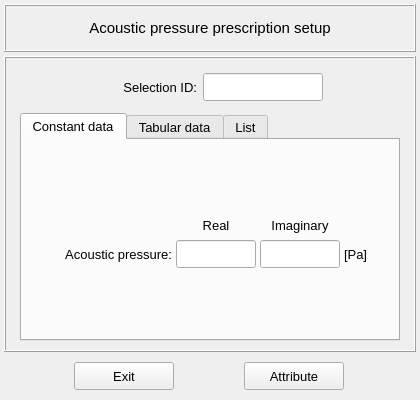
Qt form vibra/interface/data/ui_files/model/acoustic/acoustic_pressure_inputs.ui (MOPT-UFSC/VIBRA) before a commit.
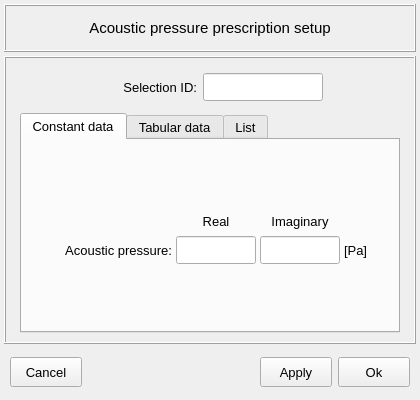
The same form after that commit. Icons and pictures are not drawn.

Commit message: Update the acoustic properties UI files

What changed in the file:
```diff
--- a/vibra/interface/data/ui_files/model/acoustic/acoustic_pressure_inputs.ui
+++ b/vibra/interface/data/ui_files/model/acoustic/acoustic_pressure_inputs.ui
@@ -915,14 +915,14 @@
     <widget class="QFrame" name="frame_11">
      <property name="minimumSize">
       <size>
-       <width>340</width>
-       <height>40</height>
+       <width>0</width>
+       <height>48</height>
       </size>
      </property>
      <property name="maximumSize">
       <size>
        <width>16777215</width>
-       <height>100</height>
+       <height>48</height>
       </size>
      </property>
      <property name="frameShape">
@@ -933,85 +933,146 @@
      </property>
      <layout class="QGridLayout" name="gridLayout_14">
       <property name="leftMargin">
-       <number>0</number>
+       <number>6</number>
       </property>
       <property name="topMargin">
        <number>0</number>
       </property>
       <property name="rightMargin">
-       <number>0</number>
+       <number>6</number>
       </property>
       <property name="bottomMargin">
        <number>0</number>
       </property>
-      <property name="spacing">
+      <property name="verticalSpacing">
        <number>0</number>
       </property>
+      <item row="0" column="3">
+       <widget class="QPushButton" name="pushButton_apply_and_close">
+        <property name="minimumSize">
+         <size>
+          <width>72</width>
+          <height>30</height>
+         </size>
+        </property>
+        <property name="maximumSize">
+         <size>
+          <width>72</width>
+          <height>30</height>
+         </size>
+        </property>
+        <property name="font">
+         <font>
+          <pointsize>10</pointsize>
+          <italic>false</italic>
+          <bold>false</bold>
+         </font>
+        </property>
+        <property name="styleSheet">
+         <string notr="true"/>
+        </property>
+        <property name="text">
+         <string>Ok</string>
+        </property>
+        <property name="autoDefault">
+         <bool>false</bool>
+        </property>
+        <property name="default">
+         <bool>false</bool>
+        </property>
+        <property name="flat">
+         <bool>false</bool>
+        </property>
+       </widget>
+      </item>
+      <item row="0" column="2">
+       <widget class="QPushButton" name="pushButton_apply">
+        <property name="minimumSize">
+         <size>
+          <width>72</width>
+          <height>30</height>
+         </size>
+        </property>
+        <property name="maximumSize">
+         <size>
+          <width>72</width>
+          <height>30</height>
+         </size>
+        </property>
+        <property name="font">
+         <font>
+          <pointsize>10</pointsize>
+          <italic>false</italic>
+          <bold>false</bold>
+         </font>
+        </property>
+        <property name="styleSheet">
+         <string notr="true"/>
+        </property>
+        <property name="text">
+         <string>Apply</string>
+        </property>
+        <property name="autoDefault">
+         <bool>false</bool>
+        </property>
+        <property name="default">
+         <bool>false</bool>
+        </property>
+        <property name="flat">
+         <bool>false</bool>
+        </property>
+       </widget>
+      </item>
+      <item row="0" column="0">
+       <widget class="QPushButton" name="pushButton_cancel">
+        <property name="minimumSize">
+         <size>
+          <width>72</width>
+          <height>30</height>
+         </size>
+        </property>
+        <property name="maximumSize">
+         <size>
+          <width>72</width>
+          <height>30</height>
+         </size>
+        </property>
+        <property name="font">
+         <font>
+          <pointsize>10</pointsize>
+          <italic>false</italic>
+          <bold>false</bold>
+         </font>
+        </property>
+        <property name="styleSheet">
+         <string notr="true"/>
+        </property>
+        <property name="text">
+         <string>Cancel</string>
+        </property>
+        <property name="autoDefault">
+         <bool>false</bool>
+        </property>
+        <property name="default">
+         <bool>false</bool>
+        </property>
+        <property name="flat">
+         <bool>false</bool>
+        </property>
+       </widget>
+      </item>
       <item row="0" column="1">
-       <widget class="QPushButton" name="pushButton_attribute">
-        <property name="minimumSize">
-         <size>
-          <width>100</width>
-          <height>28</height>
-         </size>
+       <spacer name="horizontalSpacer_17">
+        <property name="orientation">
+         <enum>Qt::Orientation::Horizontal</enum>
         </property>
-        <property name="maximumSize">
+        <property name="sizeHint" stdset="0">
          <size>
-          <width>100</width>
-          <height>28</height>
+          <width>40</width>
+          <height>20</height>
          </size>
         </property>
-        <property name="font">
-         <font>
-          <family>MS Shell Dlg 2</family>
-          <pointsize>10</pointsize>
-          <italic>false</italic>
-          <bold>false</bold>
-         </font>
-        </property>
-        <property name="styleSheet">
-         <string notr="true"/>
-        </property>
-        <property name="text">
-         <string>Attribute</string>
-        </property>
-        <property name="autoDefault">
-         <bool>false</bool>
-        </property>
-       </widget>
-      </item>
-      <item row="0" column="0">
-       <widget class="QPushButton" name="pushButton_exit">
-        <property name="minimumSize">
-         <size>
-          <width>100</width>
-          <height>28</height>
-         </size>
-        </property>
-        <property name="maximumSize">
-         <size>
-          <width>100</width>
-          <height>28</height>
-         </size>
-        </property>
-        <property name="font">
-         <font>
-          <family>MS Shell Dlg 2</family>
-          <pointsize>10</pointsize>
-          <italic>false</italic>
-          <bold>false</bold>
-         </font>
-        </property>
-        <property name="styleSheet">
-         <string notr="true"/>
-        </property>
-        <property name="text">
-         <string>Exit</string>
-        </property>
-        <property name="autoDefault">
-         <bool>false</bool>
-        </property>
-       </widget>
+       </spacer>
       </item>
      </layout>
     </widget>
```
Left out of the diff: 104 changed lines with no effect on the pictures. The commit also changes 44 other files.
